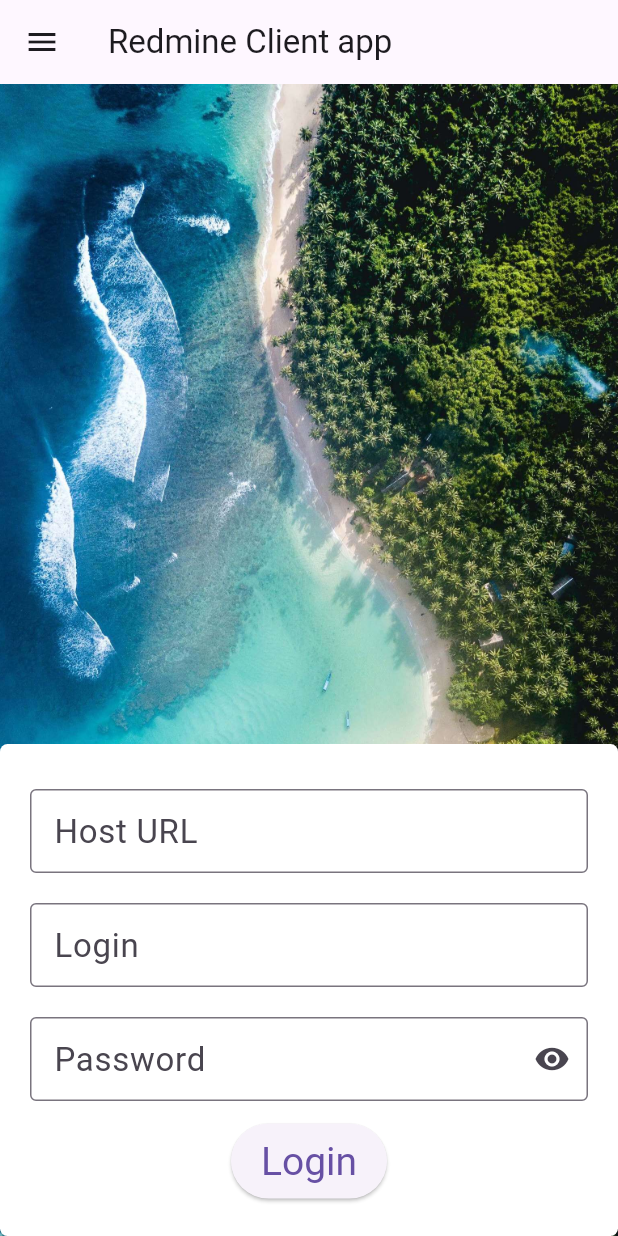
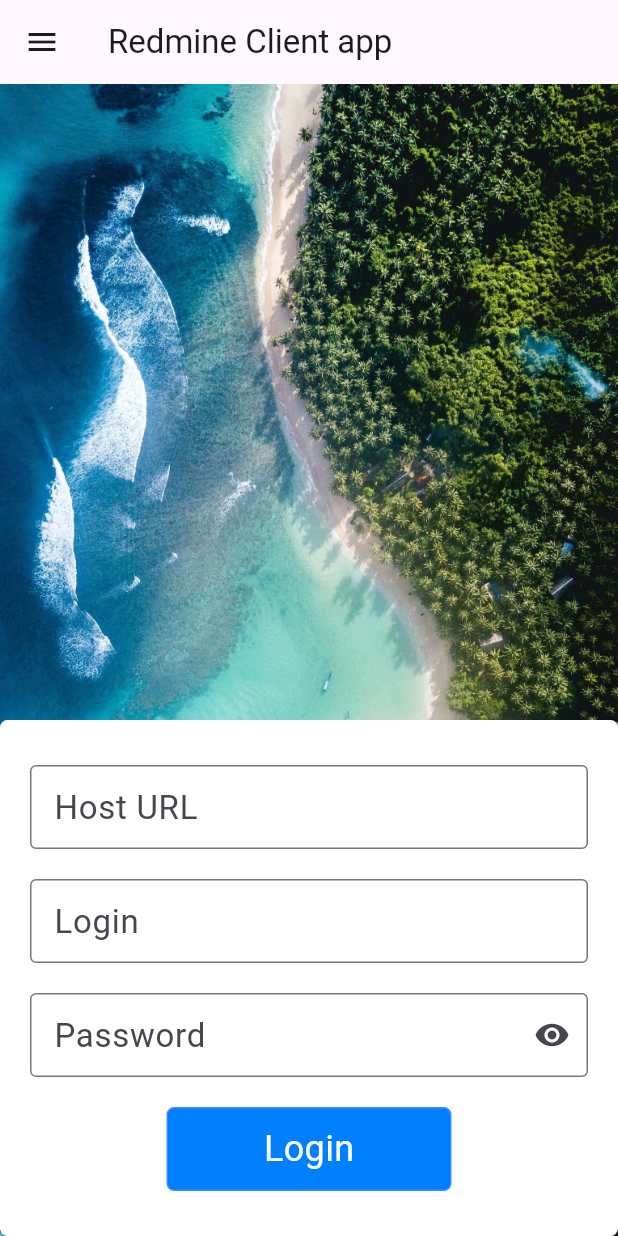
Before and after one commit to Yukonz/RedmineClientFlutter, a Flutter app: the screen it shows after launch, on a phone screen of 412 x 824 dp. Run offline on Flutter 3.47's test engine with Material 2 defaults, Android fonts, the phone set to English and light mode, and no system bars; our stand-ins replace go_router, shared_preferences, sqflite, syncfusion_flutter_charts; missing offline and left inert: dart_ping; accounts and stored records are empty.

Commit message:
Add custom animated button to the Login form

```diff
--- /dev/null
+++ b/lib/components/animated_button.dart
@@ -0,0 +1,74 @@
+import 'package:flutter/material.dart';
+
+class AnimatedButton extends StatelessWidget {
+  const AnimatedButton({
+    super.key,
+    required this.loading,
+    required this.text,
+    required this.loadingText,
+    required this.color,
+    required this.textColor,
+    required this.onTapAction,
+  });
+
+  final bool loading;
+  final String text;
+  final String loadingText;
+  final Color color;
+  final Color textColor;
+  final Function onTapAction;
+
+  @override
+  Widget build(BuildContext context) {
+    TextStyle buttonTextStyle = TextStyle(
+      fontSize: 24,
+      fontWeight: FontWeight.w400,
+      color: textColor,
+    );
+
+    String buttonText = text;
+    Widget loadingAnimation = Container();
+
+    if (loading) {
+      loadingAnimation = SizedBox(
+        height: 20.0,
+        width: 35.0,
+        child: Container(
+          padding: const EdgeInsets.only(left: 15.0),
+          child: const CircularProgressIndicator(color: Colors.white,),
+        ),
+      );
+
+      buttonText = loadingText;
+    }
+
+    return SizedBox(
+      width: 200.0,
+      child: InkWell(
+        onTap: (){
+          if (!loading) {
+            onTapAction();
+          }
+        },
+        child: Container(
+          margin: const EdgeInsets.all(5.0),
+          padding: const EdgeInsets.all(10.0),
+          decoration: BoxDecoration(
+            border: Border.all(color: Colors.blueAccent),
+            color: const Color.fromRGBO(0, 128, 255, 1),
+            borderRadius: BorderRadius.circular(5),
+          ),
+          child: Row(children: [
+            const Spacer(),
+            Text(
+              buttonText,
+              style: buttonTextStyle,
+            ),
+            loadingAnimation,
+            const Spacer(),
+          ]),
+        ),
+      ),
+    );
+  }
+}
--- a/lib/components/login_form.dart
+++ b/lib/components/login_form.dart
@@ -1,7 +1,8 @@
 import 'package:flutter/material.dart';
-import 'package:loading_animation_widget/loading_animation_widget.dart';
 import 'package:provider/provider.dart';
 import 'package:redmine_client/includes/rc_provider.dart';
+
+import 'animated_button.dart';
 
 class LoginForm extends StatelessWidget {
   static ButtonStyle loginBtnStyle = ElevatedButton.styleFrom(
@@ -19,20 +20,24 @@ class LoginForm extends StatelessWidget {
 
     final formKey = GlobalKey<FormState>();
 
-    Widget formLoadingAnimation = SizedBox(
-      height: 310,
-      child: Scaffold(
-        backgroundColor: const Color.fromRGBO(255, 255, 255, 1),
-        body: Center(
-          child: LoadingAnimationWidget.beat(
-            color: const Color.fromRGBO(0, 128, 255, 1),
-            size: 75,
+    return Form(
+      key: formKey,
+      child: Column(
+        crossAxisAlignment: CrossAxisAlignment.center,
+        children: [
+          const Spacer(),
+          Container(
+            width: double.infinity,
+            decoration: BoxDecoration(
+              borderRadius: BorderRadius.circular(5.0),
+              color: Colors.white,
             ),
+            child: Padding(
+              padding: const EdgeInsets.symmetric(
+                horizontal: 20,
+                vertical: 20,
               ),
-      ),
-    );
-
-    Widget loginForm = Column(
+              child: Column(
                 children: [
                   Padding(
                     padding: const EdgeInsets.symmetric(
@@ -112,8 +117,13 @@ class LoginForm extends StatelessWidget {
                       vertical: 5,
                     ),
                     child: Center(
-            child: ElevatedButton(
-              onPressed: () {
+                      child: AnimatedButton(
+                        loading: appProvider.loadingProcess,
+                        text: 'Login',
+                        loadingText: 'Loading...',
+                        color: const Color.fromRGBO(0, 128, 255, 1),
+                        textColor: Colors.white,
+                        onTapAction: () {
                           if (formKey.currentState!.validate()) {
                             appProvider.loginUser(true, context);
                           } else {
@@ -124,35 +134,11 @@ class LoginForm extends StatelessWidget {
                             );
                           }
                         },
-              style: loginBtnStyle,
-              child: const Text('Login'),
                       ),
                     ),
                   ),
                 ],
-    );
-
-    var loginWidgetContent =
-        appProvider.loadingProcess ? formLoadingAnimation : loginForm;
-
-    return Form(
-      key: formKey,
-      child: Column(
-        crossAxisAlignment: CrossAxisAlignment.center,
-        children: [
-          const Spacer(),
-          Container(
-            width: double.infinity,
-            decoration: BoxDecoration(
-              borderRadius: BorderRadius.circular(5.0),
-              color: Colors.white,
               ),
-            child: Padding(
-              padding: const EdgeInsets.symmetric(
-                horizontal: 20,
-                vertical: 20,
-              ),
-              child: loginWidgetContent,
             ),
           )
         ],
--- a/lib/components/network_status.dart
+++ b/lib/components/network_status.dart
@@ -1,5 +1,4 @@
 import 'package:flutter/material.dart';
-import 'package:go_router/go_router.dart';
 import 'package:provider/provider.dart';
 import 'package:redmine_client/includes/rc_provider.dart';
 
```
Also changed, not shown: 1 other file. Lines whose indentation alone changed are shown as unchanged.
